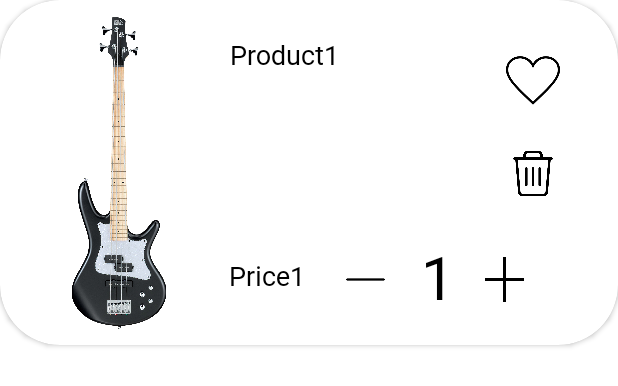
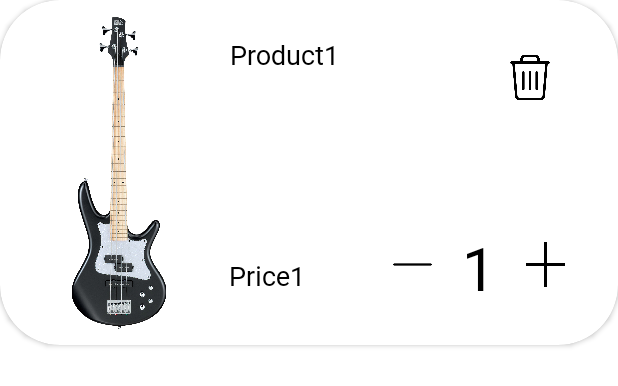
Before and after one commit to Mary-cpp/MusicShopApp, an Android app: the layout product_card_in_cart.xml on its own in the app's theme, with its tools: preview values and no code run, on a phone screen of 412 x 824 dp. Shown: the top 386 px of the screen. Run offline under Robolectric (Android 15) with nearby library versions, the phone set to English and light mode, and no system bars.

Commit message:
+ fixed layout for cart element

```diff
--- a/app/src/main/res/layout/product_card_in_cart.xml
+++ b/app/src/main/res/layout/product_card_in_cart.xml
@@ -47,21 +47,6 @@
             app:layout_constraintVertical_bias="0.047" />
 
         <ImageButton
-            android:id="@+id/cart_like_button"
-            android:layout_width="60dp"
-            android:layout_height="55dp"
-            android:backgroundTint="#00FFFFFF"
-            android:scaleType="fitXY"
-            android:src="@drawable/like"
-            app:layout_constraintBottom_toBottomOf="parent"
-            app:layout_constraintEnd_toEndOf="parent"
-            app:layout_constraintHorizontal_bias="0.925"
-            app:layout_constraintStart_toStartOf="parent"
-            app:layout_constraintTop_toTopOf="parent"
-            app:layout_constraintVertical_bias="0.147"
-            android:contentDescription="LIKE" />
-
-        <ImageButton
             android:id="@+id/cart_delete_button"
             android:layout_width="60dp"
             android:layout_height="55dp"
@@ -71,47 +56,45 @@
             android:src="@drawable/delete"
             app:layout_constraintBottom_toBottomOf="parent"
             app:layout_constraintEnd_toEndOf="parent"
-            app:layout_constraintHorizontal_bias="0.925"
+            app:layout_constraintHorizontal_bias="0.918"
             app:layout_constraintStart_toStartOf="parent"
             app:layout_constraintTop_toTopOf="parent"
-            app:layout_constraintVertical_bias="0.502" />
+            app:layout_constraintVertical_bias="0.137" />
 
         <ImageButton
             android:id="@+id/minus_button"
             android:layout_width="50dp"
             android:layout_height="50dp"
-            android:layout_marginTop="80dp"
-            android:layout_marginEnd="12dp"
+            android:layout_marginEnd="8dp"
             android:backgroundTint="@color/white"
             android:scaleType="fitXY"
             android:src="@drawable/minus"
             app:layout_constraintEnd_toStartOf="@+id/quantity"
-            app:layout_constraintTop_toBottomOf="@+id/cart_like_button" />
+            app:layout_constraintTop_toTopOf="@+id/quantity" />
 
         <TextView
             android:id="@+id/quantity"
             android:layout_width="wrap_content"
             android:layout_height="wrap_content"
-            android:layout_marginTop="76dp"
+            android:layout_marginTop="72dp"
             android:text="1"
             android:textColor="@color/black"
             android:textSize="40sp"
             app:layout_constraintEnd_toEndOf="parent"
-            app:layout_constraintHorizontal_bias="0.721"
+            app:layout_constraintHorizontal_bias="0.791"
             app:layout_constraintStart_toStartOf="parent"
-            app:layout_constraintTop_toBottomOf="@+id/cart_like_button" />
+            app:layout_constraintTop_toBottomOf="@+id/cart_delete_button" />
 
         <ImageButton
             android:id="@+id/plus_button"
             android:layout_width="50dp"
             android:layout_height="50dp"
             android:layout_marginStart="8dp"
-            android:layout_marginTop="80dp"
             android:backgroundTint="@color/white"
             android:scaleType="fitXY"
             android:src="@drawable/plus"
             app:layout_constraintStart_toEndOf="@+id/quantity"
-            app:layout_constraintTop_toBottomOf="@+id/cart_like_button" />
+            app:layout_constraintTop_toTopOf="@+id/quantity" />
     </androidx.constraintlayout.widget.ConstraintLayout>
 
 </androidx.cardview.widget.CardView>
```
Also changed, not shown: app/src/main/java/com/example/myapp/ProductCartAdapter.java (+4 -20 lines).
